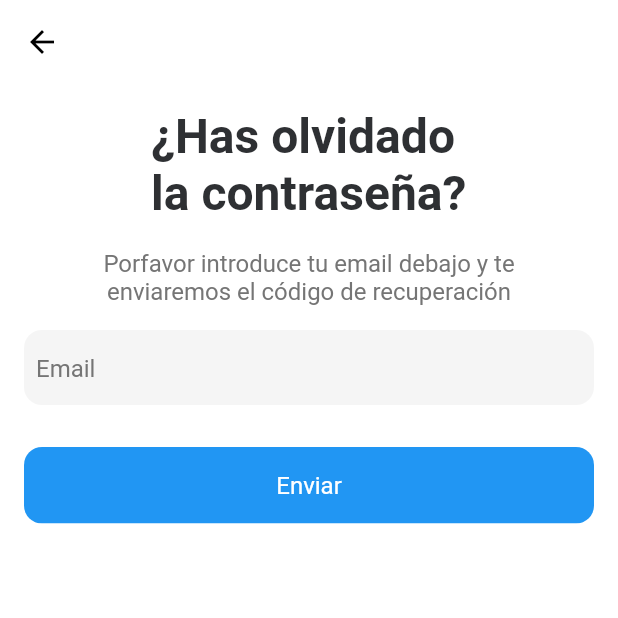
After one commit to Felixx00/SocialCraft_Flutter, a Flutter app: the ForgotPassword screen opened by its route, on a phone screen of 412 x 824 dp, the top half of it. The commit adds this screen. Run offline on Flutter 3.47's test engine with Material 2 defaults, Android fonts, the light colour scheme and no system bars; our stand-ins replace nb_utils.

Commit message:
forgotPassword

```diff
--- /dev/null
+++ b/lib/forgotPassword.dart
@@ -0,0 +1,86 @@
+import 'package:flutter/material.dart';
+import 'package:nb_utils/nb_utils.dart';
+import 'package:socialcraft/utils/widgets.dart';
+
+class ForgotPassword extends StatefulWidget {
+  static String tag = '/forgotPassword';
+
+  @override
+  ForgotPasswordState createState() => ForgotPasswordState();
+}
+
+class ForgotPasswordState extends State<ForgotPassword> {
+  @override
+  void initState() {
+    super.initState();
+    init();
+  }
+
+  Future<void> init() async {
+    //
+  }
+
+  @override
+  void setState(fn) {
+    if (mounted) super.setState(fn);
+  }
+
+  @override
+  Widget build(BuildContext context) {
+    return SafeArea(
+      child: Scaffold(
+        backgroundColor: Colors.white,
+        appBar: AppBar(
+          backgroundColor: Colors.white,
+          iconTheme: IconThemeData(color: Colors.black),
+          //appStore.cardColor,
+          //iconTheme: IconThemeData(color: appStore.isDarkModeOn ? appBarBackgroundColor : scaffoldColorDark),
+          elevation: 0,
+          leading: Icon(Icons.arrow_back).onTap(() {
+            finish(context);
+          }),
+        ),
+        body: SingleChildScrollView(
+          child: Column(
+            mainAxisAlignment: MainAxisAlignment.spaceBetween,
+            children: [
+              Container(
+                child: Column(
+                  children: [
+                    Text("¿Has olvidado \nla contraseña?",
+                        style: boldTextStyle(size: 32)),
+                    Text(
+                      "Porfavor introduce tu email debajo y te \nenviaremos el código de recuperación",
+                      style: TextStyle(color: Color(0xFF757575), fontSize: 16),
+                      textAlign: TextAlign.center,
+                    ).paddingTop(18.0),
+                    Container(
+                      //decoration: BoxDecoration(color: appStore.isDarkModeOn ? appStore.cardColor : Colors.grey[100]),
+                      decoration: BoxDecoration(color: Colors.grey[100]),
+                      child: TextFormField(
+                        autofocus: false,
+                        style: secondaryTextStyle(),
+                        keyboardType: TextInputType.emailAddress,
+                        decoration: InputDecoration(
+                            border: InputBorder.none,
+                            hintText: "Email",
+                            hintStyle: secondaryTextStyle(size: 16)),
+                      ).paddingOnly(left: 8, top: 2),
+                    )
+                        .cornerRadiusWithClipRRect(12)
+                        .paddingOnly(top: 16, bottom: 8)
+                  ],
+                ),
+              ),
+              20.height,
+              CommonButton("Enviar").onTap(() {
+                finish(context);
+                //HMEmailVerificationScreen().launch(context);
+              })
+            ],
+          ).paddingAll(16),
+        ),
+      ),
+    );
+  }
+}
--- a/lib/main.dart
+++ b/lib/main.dart
@@ -2,6 +2,7 @@ import 'package:flutter/material.dart';
 import 'login.dart';
 import 'register.dart';
 import 'perfil.dart';
+import 'forgotPassword.dart';
 
 void main() {
   runApp(MyApp());
@@ -14,6 +15,7 @@ class MyApp extends StatelessWidget {
       'login': (BuildContext context) => Login(),
       'register': (BuildContext context) => Register(),
       'perfil': (BuildContext context) => Perfil(),
+      'forgotPassword': (BuildContext context) => ForgotPassword(),
     }, debugShowCheckedModeBanner: false, home: MyHome());
   }
 }
```
Also changed, not shown: lib/login.dart (+29 -7 lines).
